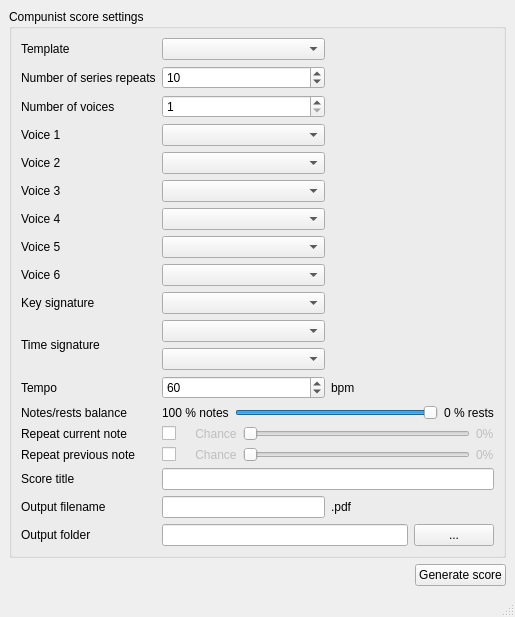
The window that compunist.ui (HarmaEverts/Dodecaphonist) describes before a commit, drawn with Qt 5.
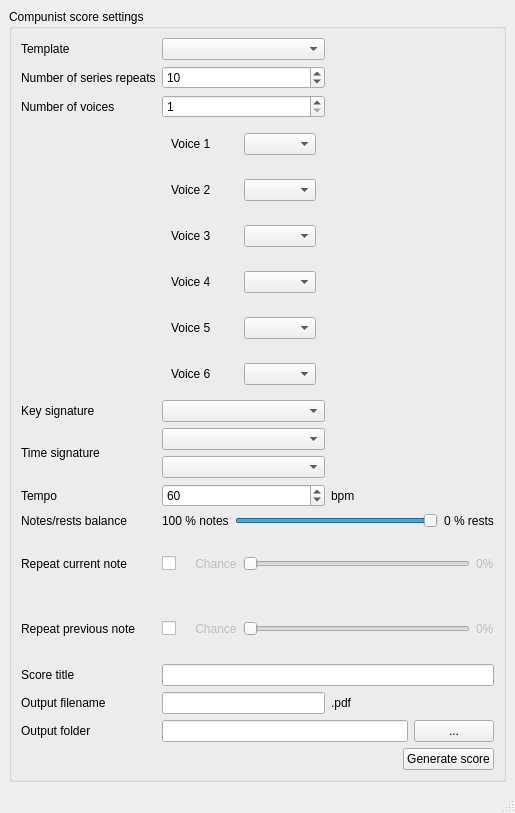
The same window after the commit.

```diff
--- a/compunist.ui
+++ b/compunist.ui
@@ -7,7 +7,7 @@
     <x>0</x>
     <y>0</y>
     <width>515</width>
-    <height>597</height>
+    <height>813</height>
    </rect>
   </property>
   <property name="windowTitle">
@@ -23,17 +23,34 @@
       <layout class="QGridLayout" name="gridLayout_3">
        <item row="0" column="0">
         <layout class="QGridLayout" name="gridLayout_2">
-         <item row="10" column="2">
-          <widget class="QLabel" name="label_18">
+         <item row="2" column="0">
+          <widget class="QLabel" name="label_3">
            <property name="text">
-            <string/>
+            <string>Number of voices</string>
            </property>
           </widget>
          </item>
-         <item row="16" column="1">
+         <item row="7" column="0">
+          <widget class="QLabel" name="label_5">
+           <property name="text">
+            <string>Tempo</string>
+           </property>
+          </widget>
+         </item>
+         <item row="12" column="1">
           <widget class="QLineEdit" name="output_filename_2"/>
          </item>
-         <item row="14" column="1" colspan="2">
+         <item row="1" column="1">
+          <widget class="QSpinBox" name="no_of_repeats">
+           <property name="minimum">
+            <number>1</number>
+           </property>
+           <property name="value">
+            <number>10</number>
+           </property>
+          </widget>
+         </item>
+         <item row="10" column="1" colspan="2">
           <layout class="QHBoxLayout" name="horizontalLayout_2">
            <item>
             <widget class="QCheckBox" name="repeat_previous_note">
@@ -80,70 +97,155 @@
            </item>
           </layout>
          </item>
-         <item row="15" column="1" colspan="2">
-          <widget class="QLineEdit" name="score_title"/>
+         <item row="11" column="0">
+          <widget class="QLabel" name="label_13">
+           <property name="text">
+            <string>Score title</string>
+           </property>
+          </widget>
+         </item>
+         <item row="7" column="1">
+          <widget class="QSpinBox" name="tempo">
+           <property name="minimum">
+            <number>12</number>
+           </property>
+           <property name="maximum">
+            <number>200</number>
+           </property>
+           <property name="value">
+            <number>60</number>
+           </property>
+          </widget>
+         </item>
+         <item row="4" column="1">
+          <widget class="QComboBox" name="key"/>
+         </item>
+         <item row="3" column="1">
+          <layout class="QVBoxLayout" name="verticalLayout_2">
+           <item>
+            <widget class="QWidget" name="v1" native="true">
+             <layout class="QHBoxLayout" name="horizontalLayout_6">
+              <item>
+               <widget class="QLabel" name="voice1label">
+                <property name="styleSheet">
+                 <string notr="true"/>
+                </property>
+                <property name="text">
+                 <string>Voice 1</string>
+                </property>
+               </widget>
+              </item>
+              <item>
+               <widget class="QComboBox" name="voice1"/>
+              </item>
+             </layout>
+            </widget>
+           </item>
+           <item>
+            <widget class="QWidget" name="v2" native="true">
+             <layout class="QHBoxLayout" name="horizontalLayout_7">
+              <item>
+               <widget class="QLabel" name="voice2label">
+                <property name="styleSheet">
+                 <string notr="true"/>
+                </property>
+                <property name="text">
+                 <string>Voice 2</string>
+                </property>
+               </widget>
+              </item>
+              <item>
+               <widget class="QComboBox" name="voice2"/>
+              </item>
+             </layout>
+            </widget>
+           </item>
+           <item>
+            <widget class="QWidget" name="v3_2" native="true">
+             <layout class="QHBoxLayout" name="v3">
+              <item>
+               <widget class="QLabel" name="voice3label">
+                <property name="styleSheet">
+                 <string notr="true"/>
+                </property>
+                <property name="text">
+                 <string>Voice 3</string>
+                </property>
+               </widget>
+              </item>
+              <item>
+               <widget class="QComboBox" name="voice3"/>
+              </item>
+             </layout>
+            </widget>
+           </item>
+           <item>
+            <widget class="QWidget" name="v4_2" native="true">
+             <layout class="QHBoxLayout" name="v4">
+              <item>
+               <widget class="QLabel" name="voice4label">
+                <property name="styleSheet">
+                 <string notr="true"/>
+                </property>
+                <property name="text">
+                 <string>Voice 4</string>
+                </property>
+               </widget>
+              </item>
+              <item>
+               <widget class="QComboBox" name="voice4"/>
+              </item>
+             </layout>
+            </widget>
+           </item>
+           <item>
+            <widget class="QWidget" name="v5_2" native="true">
+             <layout class="QHBoxLayout" name="v5">
+              <item>
+               <widget class="QLabel" name="voice5label">
+                <property name="styleSheet">
+                 <string notr="true"/>
+                </property>
+                <property name="text">
+                 <string>Voice 5</string>
+                </property>
+               </widget>
+              </item>
+              <item>
+               <widget class="QComboBox" name="voice5"/>
+              </item>
+             </layout>
+            </widget>
+           </item>
+           <item>
+            <widget class="QWidget" name="v6_2" native="true">
+             <layout class="QHBoxLayout" name="v6">
+              <item>
+               <widget class="QLabel" name="voice6label">
+                <property name="styleSheet">
+                 <string notr="true"/>
+                </property>
+                <property name="text">
+                 <string>Voice 6</string>
+                </property>
+               </widget>
+              </item>
+              <item>
+               <widget class="QComboBox" name="voice6"/>
+              </item>
+             </layout>
+            </widget>
+           </item>
+          </layout>
+         </item>
+         <item row="5" column="0">
+          <widget class="QLabel" name="label_6">
+           <property name="text">
+            <string>Time signature</string>
+           </property>
+          </widget>
          </item>
          <item row="13" column="1" colspan="2">
-          <layout class="QHBoxLayout" name="horizontalLayout_3">
-           <item>
-            <widget class="QCheckBox" name="repeat_current_note">
-             <property name="text">
-              <string/>
-             </property>
-            </widget>
-           </item>
-           <item>
-            <widget class="QLabel" name="currentlabel">
-             <property name="enabled">
-              <bool>false</bool>
-             </property>
-             <property name="text">
-              <string>    Chance</string>
-             </property>
-            </widget>
-           </item>
-           <item>
-            <widget class="QSlider" name="currentslider">
-             <property name="enabled">
-              <bool>false</bool>
-             </property>
-             <property name="minimum">
-              <number>1</number>
-             </property>
-             <property name="maximum">
-              <number>100</number>
-             </property>
-             <property name="orientation">
-              <enum>Qt::Horizontal</enum>
-             </property>
-            </widget>
-           </item>
-           <item>
-            <widget class="QLabel" name="currentpercentage">
-             <property name="enabled">
-              <bool>false</bool>
-             </property>
-             <property name="text">
-              <string>0%</string>
-             </property>
-            </widget>
-           </item>
-          </layout>
-         </item>
-         <item row="0" column="1">
-          <widget class="QComboBox" name="composition_mode"/>
-         </item>
-         <item row="2" column="0">
-          <widget class="QLabel" name="label_3">
-           <property name="text">
-            <string>Number of voices</string>
-           </property>
-           <property name="buddy">
-            <cstring>no_of_voices</cstring>
-           </property>
-          </widget>
-         </item>
-         <item row="17" column="1" colspan="2">
           <layout class="QHBoxLayout" name="horizontalLayout">
            <item>
             <widget class="QLineEdit" name="output_foldername"/>
@@ -157,7 +259,17 @@
            </item>
           </layout>
          </item>
-         <item row="12" column="1" colspan="2">
+         <item row="13" column="0">
+          <widget class="QLabel" name="label_7">
+           <property name="text">
+            <string>Output folder</string>
+           </property>
+           <property name="buddy">
+            <cstring>output_foldername</cstring>
+           </property>
+          </widget>
+         </item>
+         <item row="8" column="1" colspan="2">
           <layout class="QGridLayout" name="gridLayout">
            <item row="0" column="1">
             <widget class="QSlider" name="notes_rests_slider">
@@ -191,78 +303,112 @@
            </item>
           </layout>
          </item>
-         <item row="11" column="2">
+         <item row="10" column="0">
+          <widget class="QLabel" name="label_11">
+           <property name="text">
+            <string>Repeat previous note</string>
+           </property>
+          </widget>
+         </item>
+         <item row="4" column="0">
+          <widget class="QLabel" name="label_4">
+           <property name="text">
+            <string>Key signature</string>
+           </property>
+           <property name="buddy">
+            <cstring>key</cstring>
+           </property>
+          </widget>
+         </item>
+         <item row="12" column="0">
+          <widget class="QLabel" name="label_9">
+           <property name="text">
+            <string>Output filename</string>
+           </property>
+          </widget>
+         </item>
+         <item row="7" column="2">
           <widget class="QLabel" name="label_17">
            <property name="text">
             <string>bpm</string>
            </property>
           </widget>
          </item>
-         <item row="10" column="0">
-          <widget class="QLabel" name="label_6">
+         <item row="8" column="0">
+          <widget class="QLabel" name="label_8">
            <property name="text">
-            <string>Time signature</string>
+            <string>Notes/rests balance</string>
            </property>
           </widget>
          </item>
-         <item row="0" column="0">
-          <layout class="QHBoxLayout" name="horizontalLayout_4">
+         <item row="9" column="1" colspan="2">
+          <layout class="QHBoxLayout" name="horizontalLayout_3">
            <item>
-            <widget class="QLabel" name="label">
+            <widget class="QCheckBox" name="repeat_current_note">
              <property name="text">
-              <string>Template</string>
+              <string/>
              </property>
-             <property name="buddy">
-              <cstring>composition_mode</cstring>
+            </widget>
+           </item>
+           <item>
+            <widget class="QLabel" name="currentlabel">
+             <property name="enabled">
+              <bool>false</bool>
+             </property>
+             <property name="text">
+              <string>    Chance</string>
+             </property>
+            </widget>
+           </item>
+           <item>
+            <widget class="QSlider" name="currentslider">
+             <property name="enabled">
+              <bool>false</bool>
+             </property>
+             <property name="minimum">
+              <number>1</number>
+             </property>
+             <property name="maximum">
+              <number>100</number>
+             </property>
+             <property name="orientation">
+              <enum>Qt::Horizontal</enum>
+             </property>
+            </widget>
+           </item>
+           <item>
+            <widget class="QLabel" name="currentpercentage">
+             <property name="enabled">
+              <bool>false</bool>
+             </property>
+             <property name="text">
+              <string>0%</string>
              </property>
             </widget>
            </item>
           </layout>
          </item>
-         <item row="13" column="0">
+         <item row="0" column="1">
+          <widget class="QComboBox" name="composition_mode"/>
+         </item>
+         <item row="9" column="0">
           <widget class="QLabel" name="label_12">
            <property name="text">
             <string>Repeat current note</string>
            </property>
           </widget>
          </item>
-         <item row="9" column="1">
-          <widget class="QComboBox" name="key"/>
-         </item>
-         <item row="11" column="0">
-          <widget class="QLabel" name="label_5">
+         <item row="1" column="0">
+          <widget class="QLabel" name="label_2">
            <property name="text">
-            <string>Tempo</string>
+            <string>Number of series repeats</string>
            </property>
           </widget>
          </item>
-         <item row="1" column="1">
-          <widget class="QSpinBox" name="no_of_repeats">
-           <property name="minimum">
-            <number>1</number>
-           </property>
-           <property name="value">
-            <number>10</number>
-           </property>
-          </widget>
-         </item>
-         <item row="15" column="0">
-          <widget class="QLabel" name="label_13">
+         <item row="12" column="2">
+          <widget class="QLabel" name="label_10">
            <property name="text">
-            <string>Score title</string>
-           </property>
-          </widget>
-         </item>
-         <item row="11" column="1">
-          <widget class="QSpinBox" name="tempo">
-           <property name="minimum">
-            <number>12</number>
-           </property>
-           <property name="maximum">
-            <number>200</number>
-           </property>
-           <property name="value">
-            <number>60</number>
+            <string>.pdf</string>
            </property>
           </widget>
          </item>
@@ -273,68 +419,12 @@
            </property>
            <property name="sizeHint" stdset="0">
             <size>
-             <width>40</width>
+             <width>132</width>
              <height>20</height>
             </size>
            </property>
           </spacer>
          </item>
-         <item row="16" column="2">
-          <widget class="QLabel" name="label_10">
-           <property name="text">
-            <string>.pdf</string>
-           </property>
-          </widget>
-         </item>
-         <item row="16" column="0">
-          <widget class="QLabel" name="label_9">
-           <property name="text">
-            <string>Output filename</string>
-           </property>
-          </widget>
-         </item>
-         <item row="10" column="1">
-          <layout class="QVBoxLayout" name="verticalLayout">
-           <item>
-            <widget class="QComboBox" name="time_enumerator">
-             <property name="styleSheet">
-              <string notr="true"/>
-             </property>
-            </widget>
-           </item>
-           <item>
-            <widget class="QComboBox" name="time_denominator">
-             <property name="styleSheet">
-              <string notr="true"/>
-             </property>
-            </widget>
-           </item>
-          </layout>
-         </item>
-         <item row="14" column="0">
-          <widget class="QLabel" name="label_11">
-           <property name="text">
-            <string>Repeat previous note</string>
-           </property>
-          </widget>
-         </item>
-         <item row="1" column="0">
-          <widget class="QLabel" name="label_2">
-           <property name="text">
-            <string>Number of series repeats</string>
-           </property>
-          </widget>
-         </item>
-         <item row="17" column="0">
-          <widget class="QLabel" name="label_7">
-           <property name="text">
-            <string>Output folder</string>
-           </property>
-           <property name="buddy">
-            <cstring>output_foldername</cstring>
-           </property>
-          </widget>
-         </item>
          <item row="2" column="1">
           <widget class="QSpinBox" name="no_of_voices">
            <property name="minimum">
@@ -345,130 +435,79 @@
            </property>
           </widget>
          </item>
-         <item row="12" column="0">
-          <widget class="QLabel" name="label_8">
-           <property name="text">
-            <string>Notes/rests balance</string>
-           </property>
-          </widget>
-         </item>
-         <item row="9" column="0">
-          <widget class="QLabel" name="label_4">
-           <property name="text">
-            <string>Key signature</string>
-           </property>
-           <property name="buddy">
-            <cstring>key</cstring>
-           </property>
-          </widget>
-         </item>
-         <item row="3" column="0">
-          <widget class="QLabel" name="voice1label">
-           <property name="styleSheet">
-            <string notr="true"/>
-           </property>
-           <property name="text">
-            <string>Voice 1</string>
-           </property>
-          </widget>
-         </item>
-         <item row="4" column="0">
-          <widget class="QLabel" name="voice2label">
-           <property name="styleSheet">
-            <string notr="true"/>
-           </property>
-           <property name="text">
-            <string>Voice 2</string>
-           </property>
-          </widget>
-         </item>
-         <item row="5" column="0">
-          <widget class="QLabel" name="voice3label">
-           <property name="styleSheet">
-            <string notr="true"/>
-           </property>
-           <property name="text">
-            <string>Voice 3</string>
-           </property>
-          </widget>
-         </item>
-         <item row="6" column="0">
-          <widget class="QLabel" name="voice4label">
-           <property name="styleSheet">
-            <string notr="true"/>
-           </property>
-           <property name="text">
-            <string>Voice 4</string>
-           </property>
-          </widget>
-         </item>
-         <item row="7" column="0">
-          <widget class="QLabel" name="voice5label">
-           <property name="styleSheet">
-            <string notr="true"/>
-           </property>
-           <property name="text">
-            <string>Voice 5</string>
-           </property>
-          </widget>
-         </item>
-         <item row="8" column="0">
-          <widget class="QLabel" name="voice6label">
-           <property name="styleSheet">
-            <string notr="true"/>
-           </property>
-           <property name="text">
-            <string>Voice 6</string>
-           </property>
-          </widget>
-         </item>
-         <item row="3" column="1">
-          <widget class="QComboBox" name="voice1"/>
-         </item>
-         <item row="4" column="1">
-          <widget class="QComboBox" name="voice2"/>
-         </item>
          <item row="5" column="1">
-          <widget class="QComboBox" name="voice3"/>
+          <layout class="QVBoxLayout" name="verticalLayout">
+           <item>
+            <widget class="QComboBox" name="time_enumerator">
+             <property name="styleSheet">
+              <string notr="true"/>
+             </property>
+            </widget>
+           </item>
+           <item>
+            <widget class="QComboBox" name="time_denominator">
+             <property name="styleSheet">
+              <string notr="true"/>
+             </property>
+            </widget>
+           </item>
+          </layout>
          </item>
-         <item row="6" column="1">
-          <widget class="QComboBox" name="voice4"/>
+         <item row="14" column="0" colspan="3">
+          <layout class="QHBoxLayout" name="horizontalLayout_5">
+           <item>
+            <spacer name="horizontalSpacer_2">
+             <property name="orientation">
+              <enum>Qt::Horizontal</enum>
+             </property>
+             <property name="sizeHint" stdset="0">
+              <size>
+               <width>40</width>
+               <height>20</height>
+              </size>
+             </property>
+            </spacer>
+           </item>
+           <item>
+            <widget class="QPushButton" name="generate_score">
+             <property name="text">
+              <string>Generate score</string>
+             </property>
+            </widget>
+           </item>
+          </layout>
          </item>
-         <item row="7" column="1">
-          <widget class="QComboBox" name="voice5"/>
+         <item row="0" column="0">
+          <widget class="QLabel" name="label">
+           <property name="text">
+            <string>Template</string>
+           </property>
+           <property name="buddy">
+            <cstring>composition_mode</cstring>
+           </property>
+          </widget>
          </item>
-         <item row="8" column="1">
-          <widget class="QComboBox" name="voice6"/>
+         <item row="11" column="1" colspan="2">
+          <widget class="QLineEdit" name="score_title"/>
          </item>
         </layout>
        </item>
       </layout>
+      <widget class="QLabel" name="label_18">
+       <property name="geometry">
+        <rect>
+         <x>341</x>
+         <y>421</y>
+         <width>16</width>
+         <height>16</height>
+        </rect>
+       </property>
+       <property name="text">
+        <string/>
+       </property>
+      </widget>
      </widget>
     </item>
-    <item row="1" column="0">
-     <layout class="QHBoxLayout" name="horizontalLayout_5">
-      <item>
-       <spacer name="horizontalSpacer_2">
-        <property name="orientation">
-         <enum>Qt::Horizontal</enum>
-        </property>
-        <property name="sizeHint" stdset="0">
-         <size>
-          <width>40</width>
-          <height>20</height>
-         </size>
-        </property>
-       </spacer>
-      </item>
-      <item>
-       <widget class="QPushButton" name="generate_score">
-        <property name="text">
-         <string>Generate score</string>
-        </property>
-       </widget>
-      </item>
-     </layout>
-    </item>
    </layout>
   </widget>
   <widget class="QStatusBar" name="statusbar"/>
```
Left out of the diff: 25 changed lines with no effect on the pictures.
